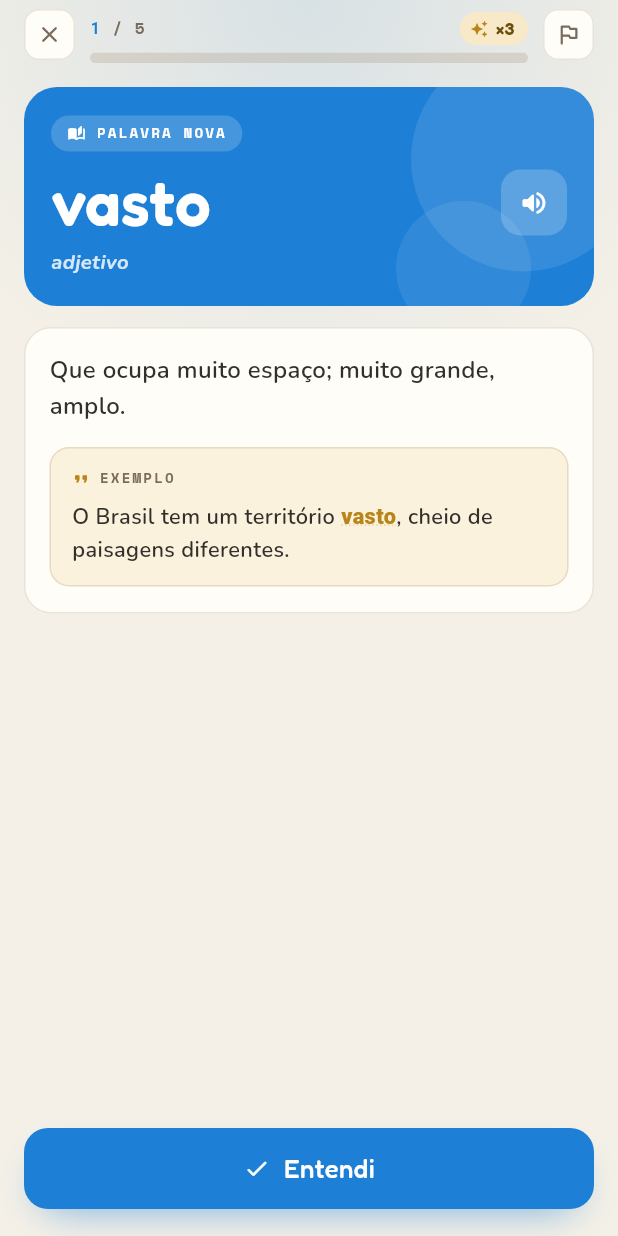
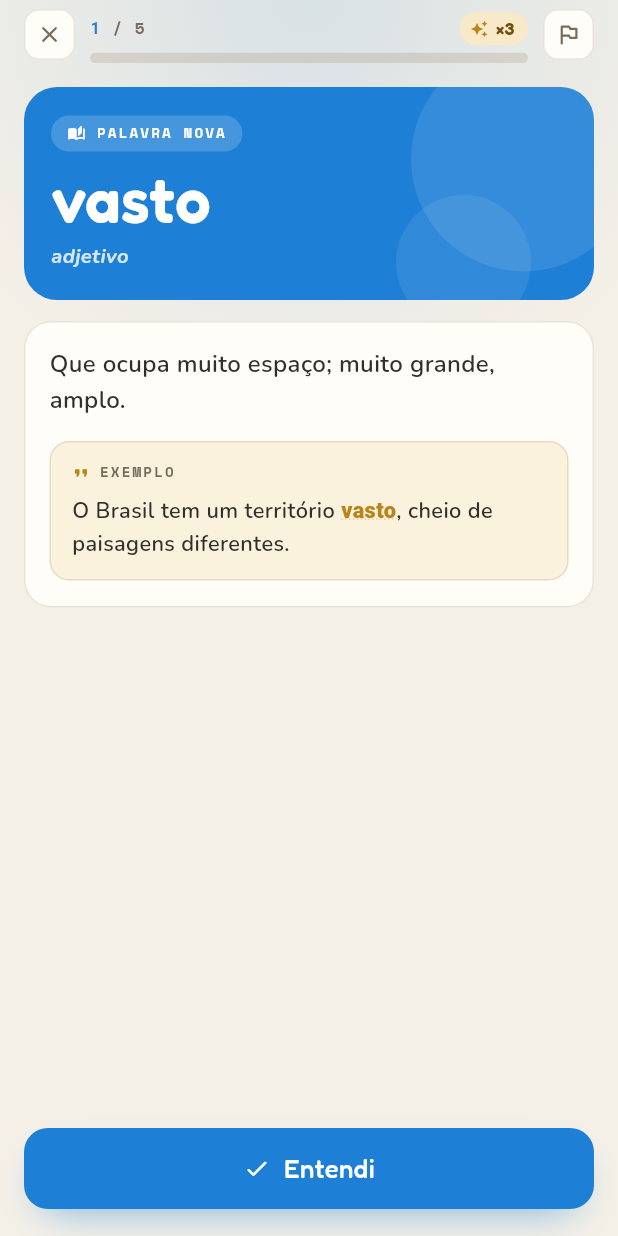
Before and after one commit to mateusdsoc/VocabKids, a Flutter app: the SessionScreen screen opened directly, on a phone screen of 412 x 824 dp. Run offline on Flutter 3.47's test engine with Material 3 defaults, Android fonts, the phone set to English and light mode, and no system bars; our stand-ins replace flutter_riverpod, google_fonts, image_picker, shared_preferences; accounts and stored records are empty.

```diff
--- a/app/lib/features/sessao/session_screen.dart
+++ b/app/lib/features/sessao/session_screen.dart
@@ -200,10 +200,7 @@ class _SessionScreenState extends State<SessionScreen> {
       children: [
         Expanded(
           child: SingleChildScrollView(
-            child: DiscoveryCard(
-              card: card,
-              onSpeak: () {}, // TODO(áudio): tocar TTS da pronúncia.
-            ),
+            child: DiscoveryCard(card: card),
           ),
         ),
         const SizedBox(height: 12),
--- a/app/lib/features/sessao/widgets/discovery_card.dart
+++ b/app/lib/features/sessao/widgets/discovery_card.dart
@@ -6,13 +6,13 @@ import '../../../core/widgets/app_icons.dart';
 import '../models.dart';
 import 'highlighted_text.dart';
 
-/// Card de descoberta: herói com a palavra nova + áudio, e o corpo com
-/// definição conversacional e exemplo destacado.
+/// Card de descoberta: herói com a palavra nova, e o corpo com definição
+/// conversacional e exemplo destacado. Sem áudio de pronúncia — TTS ficou
+/// fora do MVP (decisão do dono, 11/06; ver `design/notas-implementacao.md`).
 class DiscoveryCard extends StatelessWidget {
-  const DiscoveryCard({super.key, required this.card, this.onSpeak});
+  const DiscoveryCard({super.key, required this.card});
 
   final SessionDiscovery card;
-  final VoidCallback? onSpeak;
 
   @override
   Widget build(BuildContext context) {
@@ -21,7 +21,7 @@ class DiscoveryCard extends StatelessWidget {
       crossAxisAlignment: CrossAxisAlignment.stretch,
       mainAxisSize: MainAxisSize.min,
       children: [
-        _Hero(card: card, onSpeak: onSpeak),
+        _Hero(card: card),
         const SizedBox(height: 14),
         // Corpo: definição + exemplo.
         Container(
@@ -49,10 +49,9 @@ class DiscoveryCard extends StatelessWidget {
 }
 
 class _Hero extends StatelessWidget {
-  const _Hero({required this.card, this.onSpeak});
+  const _Hero({required this.card});
 
   final SessionDiscovery card;
-  final VoidCallback? onSpeak;
 
   @override
   Widget build(BuildContext context) {
@@ -82,18 +81,9 @@ class _Hero extends StatelessWidget {
               children: [
                 const _Tag(),
                 const SizedBox(height: 12),
-                Row(
-                  crossAxisAlignment: CrossAxisAlignment.center,
-                  children: [
-                    Expanded(
-                      child: Text(card.word,
-                          style: AppType.fredoka(
-                              size: 42, color: Colors.white, height: 0.95)),
-                    ),
-                    const SizedBox(width: 8),
-                    _Speaker(onSpeak: onSpeak),
-                  ],
-                ),
+                Text(card.word,
+                    style: AppType.fredoka(
+                        size: 42, color: Colors.white, height: 0.95)),
                 const SizedBox(height: 8),
                 Text(card.partOfSpeech,
                     style: AppType.nunito(
@@ -136,28 +126,6 @@ class _Tag extends StatelessWidget {
               style: AppType.mono(
                   size: 9.5, weight: FontWeight.w700, color: Colors.white)),
         ],
-      ),
-    );
-  }
-}
-
-class _Speaker extends StatelessWidget {
-  const _Speaker({this.onSpeak});
-  final VoidCallback? onSpeak;
-
-  @override
-  Widget build(BuildContext context) {
-    return Material(
-      color: Colors.white.withValues(alpha: 0.2),
-      borderRadius: BorderRadius.circular(13),
-      child: InkWell(
-        onTap: onSpeak,
-        borderRadius: BorderRadius.circular(13),
-        child: const SizedBox(
-          width: 44,
-          height: 44,
-          child: Icon(AppIcons.speaker, size: 20, color: Colors.white),
-        ),
       ),
     );
   }
```
Also changed, not shown: 5 other files.
